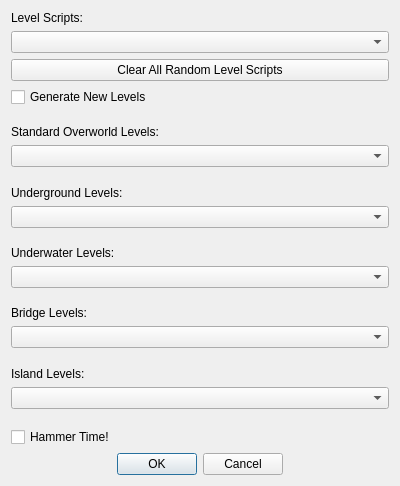
Old version of the form SMB1/SMB1_Compliance_To_SMB1/Configure_Level_Form.ui in the repository Coolcord/Level-Headed.
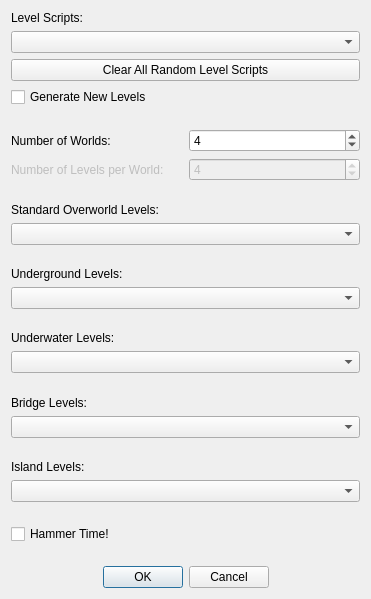
New version of the form.

Commit message: Moved numWorlds and numLevelsPerWorld spinboxes from base game settings to level generator settings

Diff of the .ui file:
```diff
--- a/SMB1/SMB1_Compliance_To_SMB1/Configure_Level_Form.ui
+++ b/SMB1/SMB1_Compliance_To_SMB1/Configure_Level_Form.ui
@@ -6,8 +6,8 @@
    <rect>
     <x>0</x>
     <y>0</y>
-    <width>400</width>
-    <height>486</height>
+    <width>371</width>
+    <height>599</height>
    </rect>
   </property>
   <property name="windowTitle">
@@ -55,6 +55,77 @@
      </property>
     </spacer>
    </item>
+   <item>
+    <layout class="QVBoxLayout" name="layoutLevelNumberSettings">
+     <item>
+      <layout class="QHBoxLayout" name="layoutNumWorlds">
+       <item>
+        <widget class="QLabel" name="lblNumWorlds">
+         <property name="text">
+          <string>Number of Worlds:</string>
+         </property>
+        </widget>
+       </item>
+       <item>
+        <widget class="QSpinBox" name="sbNumWorlds">
+         <property name="minimum">
+          <number>1</number>
+         </property>
+         <property name="maximum">
+          <number>7</number>
+         </property>
+         <property name="value">
+          <number>4</number>
+         </property>
+        </widget>
+       </item>
+      </layout>
+     </item>
+     <item>
+      <layout class="QHBoxLayout" name="layoutNumLevelsPerWorld">
+       <item>
+        <widget class="QLabel" name="lblNumLevelsPerWorld">
+         <property name="enabled">
+          <bool>false</bool>
+         </property>
+         <property name="text">
+          <string>Number of Levels per World: </string>
+         </property>
+        </widget>
+       </item>
+       <item>
+        <widget class="QSpinBox" name="sbNumLevelsPerWorld">
+         <property name="enabled">
+          <bool>false</bool>
+         </property>
+         <property name="minimum">
+          <number>1</number>
+         </property>
+         <property name="maximum">
+          <number>8</number>
+         </property>
+         <property name="value">
+          <number>4</number>
+         </property>
+        </widget>
+       </item>
+      </layout>
+     </item>
+    </layout>
+   </item>
+   <item>
+    <spacer name="verticalSpacer_8">
+     <property name="orientation">
+      <enum>Qt::Vertical</enum>
+     </property>
+     <property name="sizeHint" stdset="0">
+      <size>
+       <width>20</width>
+       <height>40</height>
+      </size>
+     </property>
+    </spacer>
+   </item>
    <item>
     <layout class="QVBoxLayout" name="layoutStandardOverworldLevels">
      <item>
@@ -197,6 +268,19 @@
      </property>
     </widget>
    </item>
+   <item>
+    <spacer name="verticalSpacer_7">
+     <property name="orientation">
+      <enum>Qt::Vertical</enum>
+     </property>
+     <property name="sizeHint" stdset="0">
+      <size>
+       <width>20</width>
+       <height>40</height>
+      </size>
+     </property>
+    </spacer>
+   </item>
    <item>
     <widget class="QDialogButtonBox" name="buttonBox">
      <property name="standardButtons">
```
The commit also changes 6 other files.
